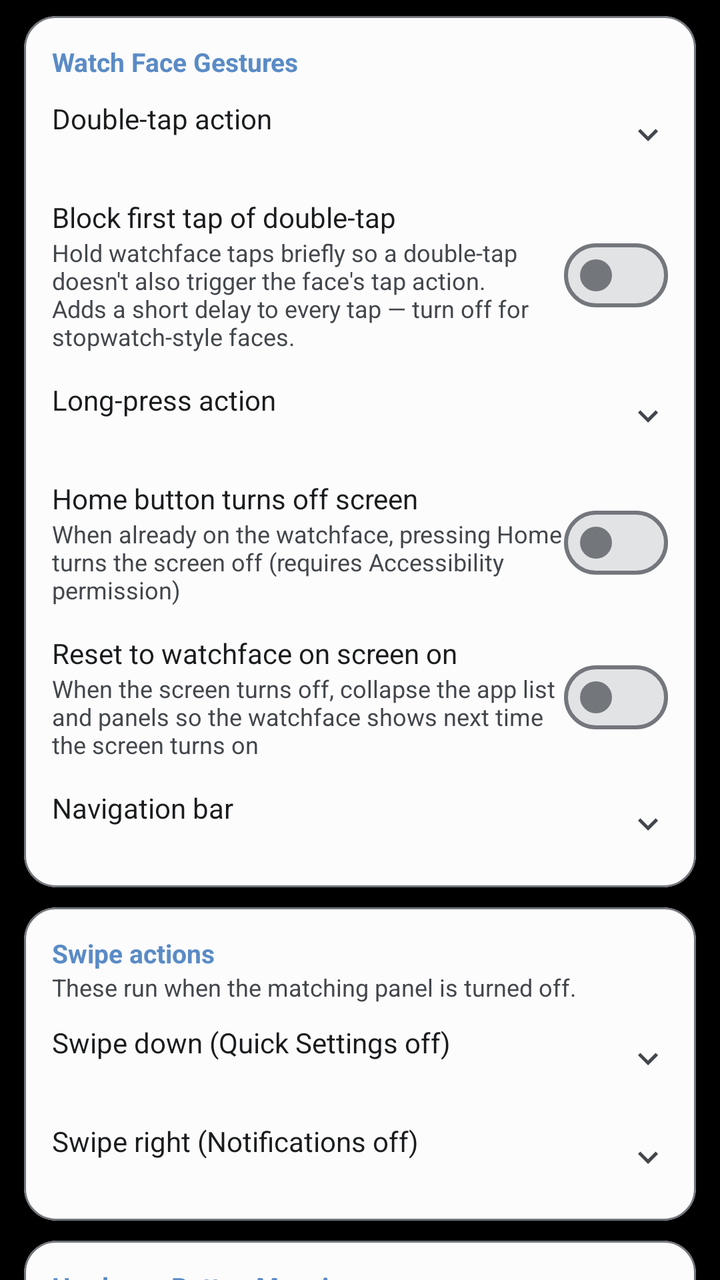
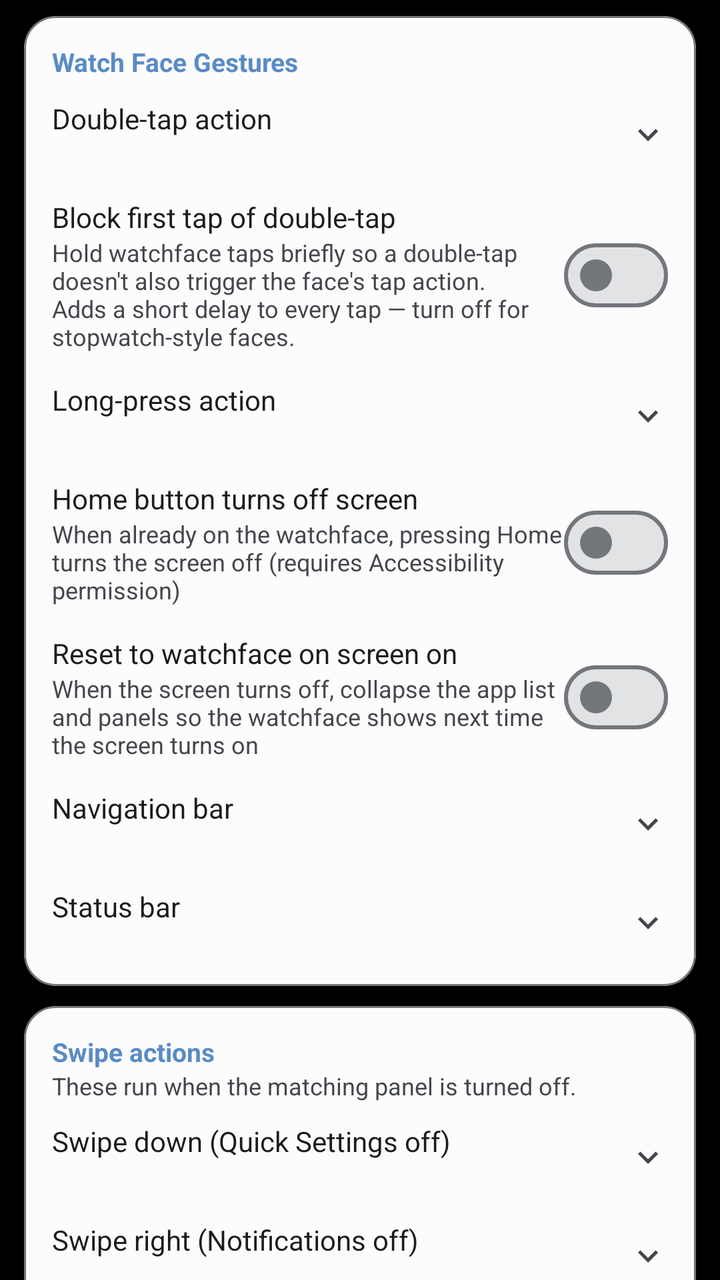

Screens rendered from an Android XML layout before and after an edit, with the pre-edit source and the edit as a unified diff.
<!-- AndroidManifest.xml: application theme Theme.CloX -->
<!-- res/layout/fragment_settings_gestures.xml -->
<?xml version="1.0" encoding="utf-8"?>
<androidx.core.widget.NestedScrollView
    xmlns:android="http://schemas.android.com/apk/res/android"
    xmlns:app="http://schemas.android.com/apk/res-auto"
    android:layout_width="match_parent"
    android:layout_height="match_parent"
    android:clipToPadding="false"
    android:fillViewport="true">

    <LinearLayout
        android:layout_width="match_parent"
        android:layout_height="wrap_content"
        android:orientation="vertical"
        android:paddingTop="8dp"
        android:paddingBottom="16dp">

        
        <com.google.android.material.card.MaterialCardView
            android:layout_width="match_parent" android:layout_height="wrap_content"
            android:layout_marginHorizontal="12dp" android:layout_marginBottom="10dp"
            app:cardCornerRadius="16dp" app:cardElevation="0dp"
            app:strokeWidth="1dp" app:strokeColor="?attr/colorOutline"
            app:cardBackgroundColor="?attr/colorSurface">
            <LinearLayout android:layout_width="match_parent" android:layout_height="wrap_content"
                android:orientation="vertical" android:padding="14dp">
                <TextView android:layout_width="wrap_content" android:layout_height="wrap_content"
                    android:text="@string/pref_gestures_watchface_category"
                    android:textSize="13sp" android:textStyle="bold"
                    android:textColor="?attr/colorPrimary" android:layout_marginBottom="10dp" />

                
                <LinearLayout android:id="@+id/rowDoubleTap"
                    android:layout_width="match_parent" android:layout_height="wrap_content"
                    android:orientation="horizontal" android:gravity="center_vertical"
                    android:clickable="true" android:focusable="true"
                    android:background="?attr/selectableItemBackground">
                    <LinearLayout android:layout_width="0dp" android:layout_height="wrap_content"
                        android:layout_weight="1" android:orientation="vertical">
                        <TextView android:layout_width="wrap_content" android:layout_height="wrap_content"
                            android:text="@string/pref_double_tap_title"
                            android:textSize="14sp" android:textColor="?attr/colorOnSurface" />
                        <TextView android:id="@+id/tvDoubleTap"
                            android:layout_width="wrap_content" android:layout_height="wrap_content"
                            android:textSize="12sp" android:textColor="?attr/colorOnSurfaceVariant" />
                    </LinearLayout>
                    <ImageView android:layout_width="20dp" android:layout_height="20dp"
                        android:src="@drawable/ic_expand_more" app:tint="?attr/colorOnSurfaceVariant" />
                </LinearLayout>

                
                <LinearLayout android:layout_width="match_parent" android:layout_height="wrap_content"
                    android:orientation="horizontal" android:gravity="center_vertical"
                    android:layout_marginTop="14dp">
                    <LinearLayout android:layout_width="0dp" android:layout_height="wrap_content"
                        android:layout_weight="1" android:orientation="vertical">
                        <TextView android:layout_width="wrap_content" android:layout_height="wrap_content"
                            android:text="@string/pref_double_tap_hold_title"
                            android:textSize="14sp" android:textColor="?attr/colorOnSurface" />
                        <TextView android:layout_width="match_parent" android:layout_height="wrap_content"
                            android:text="@string/pref_double_tap_hold_summary"
                            android:textSize="12sp" android:textColor="?attr/colorOnSurfaceVariant" />
                    </LinearLayout>
                    <com.google.android.material.materialswitch.MaterialSwitch
                        android:id="@+id/switchDoubleTapHold"
                        android:layout_width="wrap_content" android:layout_height="wrap_content" />
                </LinearLayout>

                
                <LinearLayout android:id="@+id/rowLongPress"
                    android:layout_width="match_parent" android:layout_height="wrap_content"
                    android:orientation="horizontal" android:gravity="center_vertical"
                    android:layout_marginTop="14dp"
                    android:clickable="true" android:focusable="true"
                    android:background="?attr/selectableItemBackground">
                    <LinearLayout android:layout_width="0dp" android:layout_height="wrap_content"
                        android:layout_weight="1" android:orientation="vertical">
                        <TextView android:layout_width="wrap_content" android:layout_height="wrap_content"
                            android:text="@string/pref_long_press_title"
                            android:textSize="14sp" android:textColor="?attr/colorOnSurface" />
                        <TextView android:id="@+id/tvLongPress"
                            android:layout_width="wrap_content" android:layout_height="wrap_content"
                            android:textSize="12sp" android:textColor="?attr/colorOnSurfaceVariant" />
                    </LinearLayout>
                    <ImageView android:layout_width="20dp" android:layout_height="20dp"
                        android:src="@drawable/ic_expand_more" app:tint="?attr/colorOnSurfaceVariant" />
                </LinearLayout>

                
                <LinearLayout android:layout_width="match_parent" android:layout_height="wrap_content"
                    android:orientation="horizontal" android:gravity="center_vertical"
                    android:layout_marginTop="14dp">
                    <LinearLayout android:layout_width="0dp" android:layout_height="wrap_content"
                        android:layout_weight="1" android:orientation="vertical">
                        <TextView android:layout_width="wrap_content" android:layout_height="wrap_content"
                            android:text="@string/pref_home_press_screen_off_title"
                            android:textSize="14sp" android:textColor="?attr/colorOnSurface" />
                        <TextView android:layout_width="wrap_content" android:layout_height="wrap_content"
                            android:text="@string/pref_home_press_screen_off_summary"
                            android:textSize="12sp" android:textColor="?attr/colorOnSurfaceVariant" />
                    </LinearLayout>
                    <com.google.android.material.materialswitch.MaterialSwitch
                        android:id="@+id/switchHomePressOff"
                        android:layout_width="wrap_content" android:layout_height="wrap_content" />
                </LinearLayout>

                
                <LinearLayout android:layout_width="match_parent" android:layout_height="wrap_content"
                    android:orientation="horizontal" android:gravity="center_vertical"
                    android:layout_marginTop="14dp">
                    <LinearLayout android:layout_width="0dp" android:layout_height="wrap_content"
                        android:layout_weight="1" android:orientation="vertical">
                        <TextView android:layout_width="wrap_content" android:layout_height="wrap_content"
                            android:text="@string/pref_reset_watchface_on_screen_title"
                            android:textSize="14sp" android:textColor="?attr/colorOnSurface" />
                        <TextView android:layout_width="match_parent" android:layout_height="wrap_content"
                            android:text="@string/pref_reset_watchface_on_screen_summary"
                            android:textSize="12sp" android:textColor="?attr/colorOnSurfaceVariant" />
                    </LinearLayout>
                    <com.google.android.material.materialswitch.MaterialSwitch
                        android:id="@+id/switchResetWatchface"
                        android:layout_width="wrap_content" android:layout_height="wrap_content" />
                </LinearLayout>

                
                <LinearLayout android:id="@+id/rowNavBar"
                    android:layout_width="match_parent" android:layout_height="wrap_content"
                    android:orientation="horizontal" android:gravity="center_vertical"
                    android:layout_marginTop="14dp"
                    android:clickable="true" android:focusable="true"
                    android:background="?attr/selectableItemBackground">
                    <LinearLayout android:layout_width="0dp" android:layout_height="wrap_content"
                        android:layout_weight="1" android:orientation="vertical">
                        <TextView android:layout_width="wrap_content" android:layout_height="wrap_content"
                            android:text="@string/pref_nav_bar_title"
                            android:textSize="14sp" android:textColor="?attr/colorOnSurface" />
                        <TextView android:id="@+id/tvNavBar"
                            android:layout_width="wrap_content" android:layout_height="wrap_content"
                            android:textSize="12sp" android:textColor="?attr/colorOnSurfaceVariant" />
                    </LinearLayout>
                    <ImageView android:layout_width="20dp" android:layout_height="20dp"
                        android:src="@drawable/ic_expand_more" app:tint="?attr/colorOnSurfaceVariant" />
                </LinearLayout>

            </LinearLayout>
        </com.google.android.material.card.MaterialCardView>

        
        <com.google.android.material.card.MaterialCardView
            android:layout_width="match_parent" android:layout_height="wrap_content"
            android:layout_marginHorizontal="12dp" android:layout_marginBottom="10dp"
            app:cardCornerRadius="16dp" app:cardElevation="0dp"
            app:strokeWidth="1dp" app:strokeColor="?attr/colorOutline"
            app:cardBackgroundColor="?attr/colorSurface">
            <LinearLayout android:layout_width="match_parent" android:layout_height="wrap_content"
                android:orientation="vertical" android:padding="14dp">
                <TextView android:layout_width="wrap_content" android:layout_height="wrap_content"
                    android:text="@string/pref_swipe_category"
                    android:textSize="13sp" android:textStyle="bold"
                    android:textColor="?attr/colorPrimary" />
                <TextView android:layout_width="match_parent" android:layout_height="wrap_content"
                    android:text="@string/pref_swipe_category_summary"
                    android:textSize="12sp" android:textColor="?attr/colorOnSurfaceVariant"
                    android:layout_marginBottom="10dp" />

                
                <LinearLayout android:id="@+id/rowSwipeDown"
                    android:layout_width="match_parent" android:layout_height="wrap_content"
                    android:orientation="horizontal" android:gravity="center_vertical"
                    android:clickable="true" android:focusable="true"
                    android:background="?attr/selectableItemBackground">
                    <LinearLayout android:layout_width="0dp" android:layout_height="wrap_content"
                        android:layout_weight="1" android:orientation="vertical">
                        <TextView android:layout_width="wrap_content" android:layout_height="wrap_content"
                            android:text="@string/pref_swipe_down_title"
                            android:textSize="14sp" android:textColor="?attr/colorOnSurface" />
                        <TextView android:id="@+id/tvSwipeDown"
                            android:layout_width="wrap_content" android:layout_height="wrap_content"
                            android:textSize="12sp" android:textColor="?attr/colorOnSurfaceVariant" />
                    </LinearLayout>
                    <ImageView android:layout_width="20dp" android:layout_height="20dp"
                        android:src="@drawable/ic_expand_more" app:tint="?attr/colorOnSurfaceVariant" />
                </LinearLayout>

                
                <LinearLayout android:id="@+id/rowSwipeRight"
                    android:layout_width="match_parent" android:layout_height="wrap_content"
                    android:orientation="horizontal" android:gravity="center_vertical"
                    android:layout_marginTop="14dp"
                    android:clickable="true" android:focusable="true"
                    android:background="?attr/selectableItemBackground">
                    <LinearLayout android:layout_width="0dp" android:layout_height="wrap_content"
                        android:layout_weight="1" android:orientation="vertical">
                        <TextView android:layout_width="wrap_content" android:layout_height="wrap_content"
                            android:text="@string/pref_swipe_right_title"
                            android:textSize="14sp" android:textColor="?attr/colorOnSurface" />
                        <TextView android:id="@+id/tvSwipeRight"
                            android:layout_width="wrap_content" android:layout_height="wrap_content"
                            android:textSize="12sp" android:textColor="?attr/colorOnSurfaceVariant" />
                    </LinearLayout>
                    <ImageView android:layout_width="20dp" android:layout_height="20dp"
                        android:src="@drawable/ic_expand_more" app:tint="?attr/colorOnSurfaceVariant" />
                </LinearLayout>

            </LinearLayout>
        </com.google.android.material.card.MaterialCardView>

        
        <com.google.android.material.card.MaterialCardView
            android:layout_width="match_parent" android:layout_height="wrap_content"
            android:layout_marginHorizontal="12dp" android:layout_marginBottom="10dp"
            app:cardCornerRadius="16dp" app:cardElevation="0dp"
            app:strokeWidth="1dp" app:strokeColor="?attr/colorOutline"
            app:cardBackgroundColor="?attr/colorSurface">
            <LinearLayout android:layout_width="match_parent" android:layout_height="wrap_content"
                android:orientation="vertical" android:padding="14dp">
                <TextView android:layout_width="wrap_content" android:layout_height="wrap_content"
                    android:text="@string/pref_btn_map_category"
                    android:textSize="13sp" android:textStyle="bold"
                    android:textColor="?attr/colorPrimary" android:layout_marginBottom="10dp" />

                
                <LinearLayout android:id="@+id/containerButtons"
                    android:layout_width="match_parent" android:layout_height="wrap_content"
                    android:orientation="vertical" />

                
                <LinearLayout android:id="@+id/rowBtnRecord"
                    android:layout_width="match_parent" android:layout_height="wrap_content"
                    android:orientation="horizontal" android:gravity="center_vertical"
                    android:clickable="true" android:focusable="true"
                    android:background="?attr/selectableItemBackground">
                    <LinearLayout android:layout_width="0dp" android:layout_height="wrap_content"
                        android:layout_weight="1" android:orientation="vertical">
                        <TextView android:layout_width="wrap_content" android:layout_height="wrap_content"
                            android:text="@string/pref_btn_add_title"
                            android:textSize="14sp" android:textColor="?attr/colorPrimary" />
                        <TextView android:layout_width="wrap_content" android:layout_height="wrap_content"
                            android:text="@string/pref_btn_add_summary"
                            android:textSize="12sp" android:textColor="?attr/colorOnSurfaceVariant" />
                    </LinearLayout>
                    <ImageView android:layout_width="20dp" android:layout_height="20dp"
                        android:src="@drawable/ic_tune" app:tint="?attr/colorPrimary" />
                </LinearLayout>

            </LinearLayout>
        </com.google.android.material.card.MaterialCardView>

    </LinearLayout>
</androidx.core.widget.NestedScrollView>
<!-- resources referenced by this layout -->
<resources>
  <!-- drawable ic_expand_more (drawable) -->
  <?xml version="1.0" encoding="utf-8"?>
  <vector xmlns:android="http://schemas.android.com/apk/res/android"
      android:width="24dp" android:height="24dp"
      android:viewportWidth="24" android:viewportHeight="24"
      android:tint="?attr/colorControlNormal">
      <path android:fillColor="@android:color/white"
          android:pathData="M16.59,8.59L12,13.17 7.41,8.59 6,10l6,6 6,-6 -1.41,-1.41z"/>
  </vector>
  <!-- drawable ic_tune (drawable) -->
  <vector xmlns:android="http://schemas.android.com/apk/res/android" android:width="24dp" android:height="24dp" android:viewportWidth="24" android:viewportHeight="24">
      <path android:fillColor="?attr/colorOnSurface" android:pathData="M3,17v2h6v-2H3zM3,5v2h10V5H3zM13,21v-2h8v-2h-8v-2h-2v6h2zM7,9v2H3v2h4v2h2V9H7zM21,13v-2H11v2h10zM15,9h2V7h4V5h-4V3h-2v6z"/>
  </vector>
  <string name="pref_btn_add_summary">Tap to record another button</string>
  <string name="pref_btn_add_title">Add button</string>
  <string name="pref_btn_map_category">Hardware Button Mapping</string>
  <string name="pref_double_tap_hold_summary">Hold watchface taps briefly so a double-tap doesn\'t also trigger the face\'s tap action. Adds a short delay to every tap — turn off for stopwatch-style faces.</string>
  <string name="pref_double_tap_hold_title">Block first tap of double-tap</string>
  <string name="pref_double_tap_title">Double-tap action</string>
  <string name="pref_gestures_watchface_category">Watch Face Gestures</string>
  <string name="pref_home_press_screen_off_summary">When already on the watchface, pressing Home turns the screen off (requires Accessibility permission)</string>
  <string name="pref_home_press_screen_off_title">Home button turns off screen</string>
  <string name="pref_long_press_title">Long-press action</string>
  <string name="pref_nav_bar_title">Navigation bar</string>
  <string name="pref_reset_watchface_on_screen_summary">When the screen turns off, collapse the app list and panels so the watchface shows next time the screen turns on</string>
  <string name="pref_reset_watchface_on_screen_title">Reset to watchface on screen on</string>
  <string name="pref_swipe_category">Swipe actions</string>
  <string name="pref_swipe_category_summary">These run when the matching panel is turned off.</string>
  <string name="pref_swipe_down_title">Swipe down (Quick Settings off)</string>
  <string name="pref_swipe_right_title">Swipe right (Notifications off)</string>
  <style name="Theme.CloX" parent="Base.Theme.CloX">
          <item name="android:windowBackground">@android:color/black</item>
          <item name="android:windowAnimationStyle">@null</item>
          <item name="android:windowShowWallpaper">true</item>
      </style>
  <color name="brand_500">#5A8BC5</color>
  <color name="brand_on_accent_light">#FFFFFF</color>
  <color name="brand_container_light">#D6E6F5</color>
  <color name="brand_on_container_light">#0F2B44</color>
  <color name="brand_300">#82ABD0</color>
  <color name="m3_background">#FCFCFD</color>
  <color name="m3_surface">#FCFCFD</color>
  <color name="m3_on_surface">#1A1C1E</color>
  <color name="m3_surface_variant">#E1E2E6</color>
  <color name="m3_on_surface_variant">#43474C</color>
  <color name="m3_surface_container_lowest">#FFFFFF</color>
  <color name="m3_surface_container_low">#F4F4F5</color>
  <color name="m3_surface_container">#EEEEF0</color>
  <color name="m3_surface_container_high">#E8E9EB</color>
  <color name="m3_surface_container_highest">#E2E3E5</color>
  <color name="m3_surface_bright">#FCFCFD</color>
  <color name="m3_surface_dim">#DBDBDD</color>
  <color name="m3_inverse_surface">#2F3133</color>
  <color name="m3_inverse_on_surface">#F1F0F2</color>
  <color name="m3_outline">#73777C</color>
  <color name="m3_outline_variant">#C3C6CC</color>
  <!-- unchanged entries left out for length: 1 -->
</resources>

<!-- the commit's change to res/layout/fragment_settings_gestures.xml (unified diff, before → after) -->
@@ -134,6 +134,26 @@
                             android:text="@string/pref_nav_bar_title"
                             android:textSize="14sp" android:textColor="?attr/colorOnSurface" />
                         <TextView android:id="@+id/tvNavBar"
+                            android:layout_width="wrap_content" android:layout_height="wrap_content"
+                            android:textSize="12sp" android:textColor="?attr/colorOnSurfaceVariant" />
+                    </LinearLayout>
+                    <ImageView android:layout_width="20dp" android:layout_height="20dp"
+                        android:src="@drawable/ic_expand_more" app:tint="?attr/colorOnSurfaceVariant" />
+                </LinearLayout>
+
+                
+                <LinearLayout android:id="@+id/rowStatusBar"
+                    android:layout_width="match_parent" android:layout_height="wrap_content"
+                    android:orientation="horizontal" android:gravity="center_vertical"
+                    android:layout_marginTop="14dp"
+                    android:clickable="true" android:focusable="true"
+                    android:background="?attr/selectableItemBackground">
+                    <LinearLayout android:layout_width="0dp" android:layout_height="wrap_content"
+                        android:layout_weight="1" android:orientation="vertical">
+                        <TextView android:layout_width="wrap_content" android:layout_height="wrap_content"
+                            android:text="@string/pref_status_bar_title"
+                            android:textSize="14sp" android:textColor="?attr/colorOnSurface" />
+                        <TextView android:id="@+id/tvStatusBar"
                             android:layout_width="wrap_content" android:layout_height="wrap_content"
                             android:textSize="12sp" android:textColor="?attr/colorOnSurfaceVariant" />
                     </LinearLayout>
<!-- resource entries referenced after the edit -->
@@ -26,6 +26,7 @@
   <string name="pref_nav_bar_title">Navigation bar</string>
   <string name="pref_reset_watchface_on_screen_summary">When the screen turns off, collapse the app list and panels so the watchface shows next time the screen turns on</string>
   <string name="pref_reset_watchface_on_screen_title">Reset to watchface on screen on</string>
+  <string name="pref_status_bar_title">Status bar</string>
   <string name="pref_swipe_category">Swipe actions</string>
   <string name="pref_swipe_category_summary">These run when the matching panel is turned off.</string>
   <string name="pref_swipe_down_title">Swipe down (Quick Settings off)</string>
